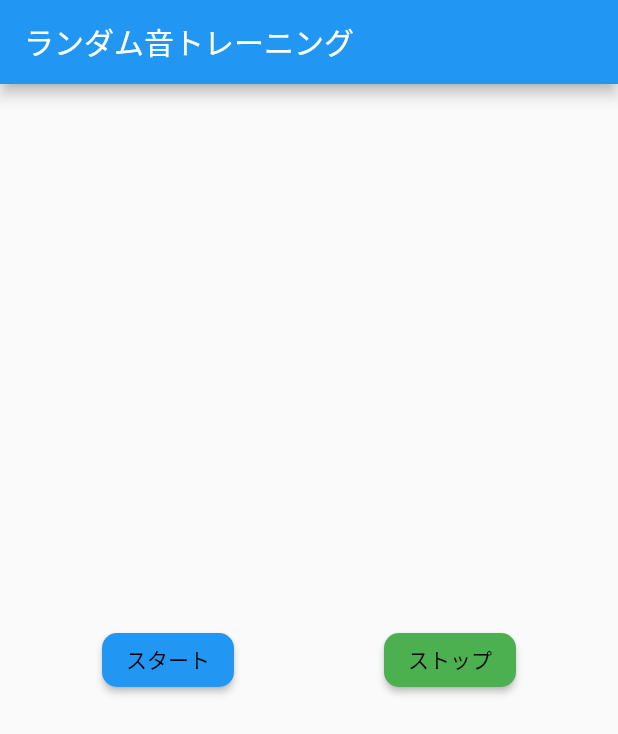
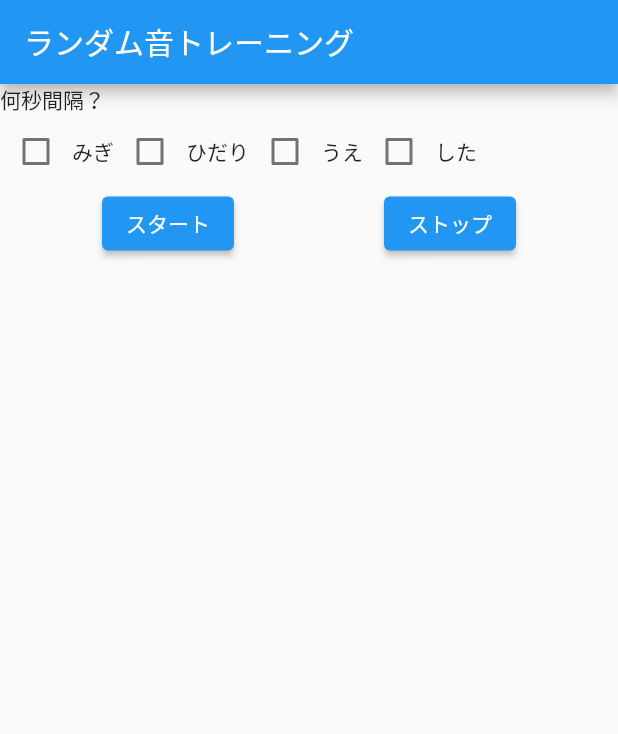
Before and after one commit to kkhassou/kkhassou-random_sound_app, a Flutter app: the screen it shows after launch, after a tap on "ストップ", on a phone screen of 412 x 824 dp. Shown: the top 734 px of the screen. Run offline on Flutter 3.47's test engine with Material 2 defaults, Android fonts, the light colour scheme and no system bars; our stand-ins replace audioplayers; missing offline and left inert: dart:ffi.

Commit message:
久しぶりに音出るようになった！

```diff
--- a/lib/main.dart
+++ b/lib/main.dart
@@ -1,11 +1,21 @@
 import 'dart:async';
+import 'dart:ffi';
 import 'dart:math';
 
+import 'package:audioplayers/audio_cache.dart';
+import 'package:audioplayers/audioplayers.dart';
 import 'package:flutter/material.dart';
-import 'package:audioplayers/audio_cache.dart';
+// import 'package:audioplayers/audio_cache.dart';
 
-const SOUND_MIGI = 'sounds/migi.mp3';
-const SOUND_HIDARI = 'sounds/hidari.mp3';
+// const SOUND_MIGI = 'sounds/migi.mp3';
+// const SOUND_HIDARI = 'sounds/hidari.mp3';
+// const SOUND_UE = 'sounds/ue.mp3';
+// const SOUND_SITA = 'sounds/sita.mp3';
+
+const SOUND_MIGI = 'migi.mp3';
+const SOUND_HIDARI = 'hidari.mp3';
+const SOUND_UE = 'ue.mp3';
+const SOUND_SITA = 'sita.mp3';
 
 void main() {
   runApp(const MyApp());
@@ -37,21 +47,15 @@ class MyHomePage extends StatefulWidget {
 class _MyHomePageState extends State<MyHomePage> {
   late Timer _timer;
   final _chache = AudioCache();
+  bool checkflagRight = false;
+  bool checkflagLeft = false;
+  bool checkflagTop = false;
+  bool checkflagBottom = false;
 
+  int set_seconds = 5;
   @override
   void initState() {
     super.initState();
-    Timer.periodic(const Duration(seconds: 1), (timer) {
-      var rand = Random();
-      var rand_num = rand.nextInt(2);
-      print("rand_num");
-      print(rand_num);
-      if (rand_num == 0) {
-        _chache.play(SOUND_MIGI);
-      } else {
-        _chache.play(SOUND_HIDARI);
-      }
-    });
   }
 
   @override
@@ -68,22 +72,101 @@ class _MyHomePageState extends State<MyHomePage> {
       ),
       body: Center(
         child: Column(
-          mainAxisAlignment: MainAxisAlignment.center,
+          // mainAxisAlignment: MainAxisAlignment.center,
           children: <Widget>[
+            Row(children: [
+              Container(
+                child: Text("何秒間隔？"),
+              ),
+              // TextField()
+            ]),
+            Row(
+              children: [
+                Checkbox(
+                  activeColor: Colors.blue,
+                  value: checkflagRight,
+                  onChanged: (flag) {
+                    print("flag");
+                    print(flag);
+                    setState(() {
+                      checkflagRight = flag!;
+                    });
+                  },
+                ),
+                Container(
+                  alignment: Alignment.centerLeft,
+                  child: Text("みぎ"),
+                ),
+                Checkbox(
+                  activeColor: Colors.blue,
+                  value: checkflagLeft,
+                  onChanged: (flag) {
+                    print("flag");
+                    print(flag);
+                    setState(() {
+                      checkflagLeft = flag!;
+                    });
+                  },
+                ),
+                Container(
+                  alignment: Alignment.centerLeft,
+                  child: Text("ひだり"),
+                ),
+                Checkbox(
+                  activeColor: Colors.blue,
+                  value: checkflagTop,
+                  onChanged: (flag) {
+                    print("flag");
+                    print(flag);
+                    setState(() {
+                      checkflagTop = flag!;
+                    });
+                  },
+                ),
+                Container(
+                  alignment: Alignment.centerLeft,
+                  child: Text("うえ"),
+                ),
+                Checkbox(
+                  activeColor: Colors.blue,
+                  value: checkflagBottom,
+                  onChanged: (flag) {
+                    print("flag");
+                    print(flag);
+                    setState(() {
+                      checkflagBottom = flag!;
+                    });
+                  },
+                ),
+                Container(
+                  alignment: Alignment.centerLeft,
+                  child: Text("した"),
+                ),
+              ],
+            ),
             Row(
               mainAxisAlignment: MainAxisAlignment.center,
               children: [
                 ElevatedButton(
                   child: const Text('スタート'),
-                  style: ElevatedButton.styleFrom(
-                    primary: Colors.blue,
-                    onPrimary: Colors.black,
-                    shape: RoundedRectangleBorder(
-                      borderRadius: BorderRadius.circular(10),
-                    ),
-                  ),
+                  // style: ElevatedButton.styleFrom(
+                  //   // primary: Colors.blue,
+                  //   // onPrimary: Colors.black,
+                  //   shape: RoundedRectangleBorder(
+                  //     borderRadius: BorderRadius.circular(10),
+                  //   ),
+                  // ),
                   onPressed: () {
-                    _chache.play(SOUND_MIGI);
+                    _timer =
+                        Timer.periodic(Duration(seconds: set_seconds), (timer) {
+                      var rand = Random();
+                      var rand_num = rand.nextInt(2);
+                      if (rand_num == 0) {
+                        _chache.play(SOUND_MIGI);
+                      } else {
+                        _chache.play(SOUND_HIDARI);
+                      }
+                    });
                   },
                 ),
                 Container(
@@ -91,16 +174,18 @@ class _MyHomePageState extends State<MyHomePage> {
                 ),
                 ElevatedButton(
                   child: const Text('ストップ'),
-                  style: ElevatedButton.styleFrom(
-                    primary: Colors.green,
-                    onPrimary: Colors.black,
-                    shape: RoundedRectangleBorder(
-                      borderRadius: BorderRadius.circular(10),
-                    ),
-                  ),
+                  // style: ElevatedButton.styleFrom(
+                  //   // primary: Colors.green,
+                  //   // onPrimary: Colors.black,
+                  //   shape: RoundedRectangleBorder(
+                  //     borderRadius: BorderRadius.circular(10),
+                  //   ),
+                  // )
+                  // ,
                   onPressed: () {
-                    _chache.clearCache();
-                    _timer.cancel();
+                    // _chache.clearCache();
+                    // _timer.cancel();
+                    cancel();
                   },
                 ),
               ],
@@ -110,4 +195,10 @@ class _MyHomePageState extends State<MyHomePage> {
       ),
     );
   }
+
+  void cancel() {
+    if (_timer.isActive) {
+      _timer.cancel();
+    }
+  }
 }
```
Also changed, not shown: pubspec.yaml (+4 -6 lines), pubspec.lock, 12 other files.
